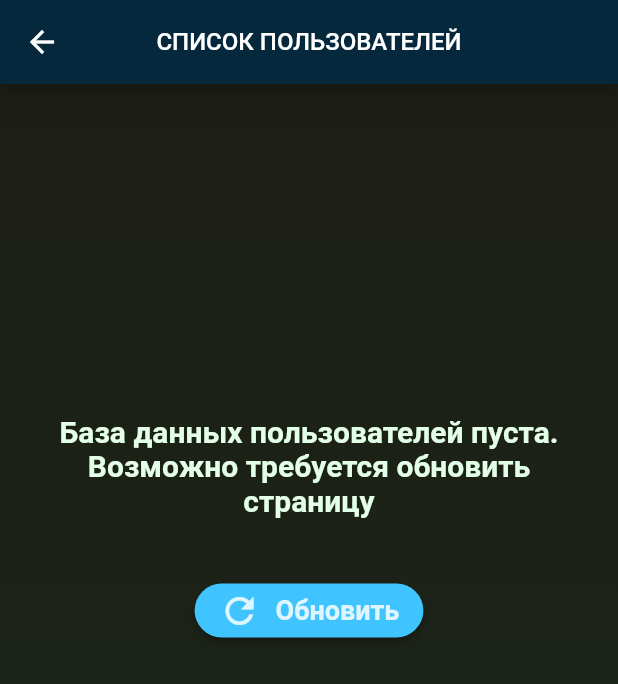
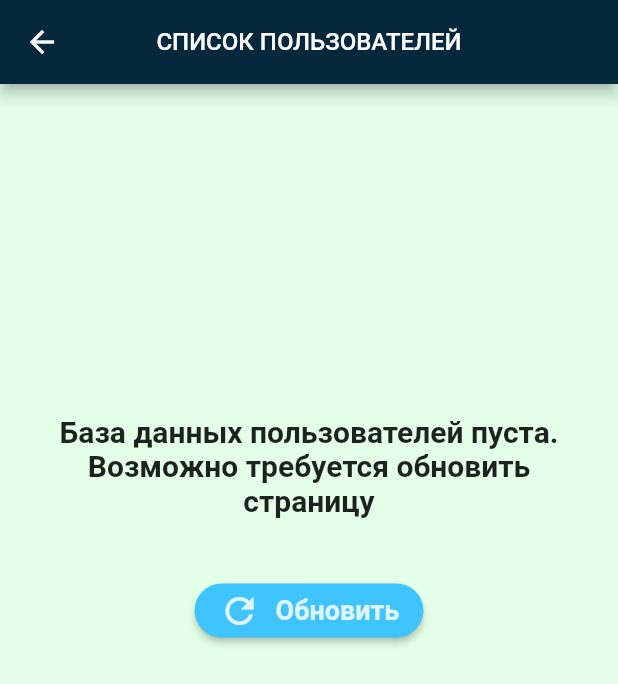
Before and after one commit to VladarSkopin/College-Jewelry-Store, a Flutter app: the AdminUsersListPage screen opened directly, on a phone screen of 412 x 824 dp. Shown: the top 684 px of the screen. Run offline on Flutter 3.47's test engine with Material 2 defaults, Android fonts, the phone set to English and light mode, and no system bars; our stand-ins replace page_transition, shared_preferences, sqflite; accounts and stored records are empty.

Commit message:
registrationDate in UsersDatabase

```diff
--- a/college_jewelry_store/lib/db/users_database.dart
+++ b/college_jewelry_store/lib/db/users_database.dart
@@ -33,7 +33,8 @@ class UsersDatabase {
       ${UsersFields.userName} $textType,
       ${UsersFields.login} $textType,
       ${UsersFields.email} $textType,
-      ${UsersFields.password} $textType
+      ${UsersFields.password} $textType,
+      ${UsersFields.registrationDate} $textType
     )
     ''');
   }
--- a/college_jewelry_store/lib/models/users_model.dart
+++ b/college_jewelry_store/lib/models/users_model.dart
@@ -3,7 +3,7 @@ final String tableUsers = 'tableUsers';
 
 class UsersFields {
   static final List<String> values = [
-    id, userName, login, email, password
+    id, userName, login, email, password, registrationDate
   ];
 
   static final String id = '_id';
@@ -11,6 +11,7 @@ class UsersFields {
   static final String login = 'login';
   static final String email = 'email';
   static final String password = 'password';
+  static final String registrationDate = 'registrationDate';
 }
 
 class User {
@@ -19,13 +20,15 @@ class User {
   String login;
   String email;
   String password;
+  String registrationDate;
 
   User({
     this.id,
     required this.userName,
     required this.login,
     required this.email,
-    required this.password
+    required this.password,
+    required this.registrationDate
   });
 
   Map<String, Object?> toJson() => {
@@ -33,7 +36,8 @@ class User {
     UsersFields.userName : userName,
     UsersFields.login : login,
     UsersFields.email : email,
-    UsersFields.password : password
+    UsersFields.password : password,
+    UsersFields.registrationDate : registrationDate
   };
 
   static User fromJson(Map<String, Object?> json) => User(
@@ -41,7 +45,8 @@ class User {
     userName: json[UsersFields.userName] as String,
     login: json[UsersFields.login] as String,
     email: json[UsersFields.email] as String,
-    password: json[UsersFields.password] as String
+    password: json[UsersFields.password] as String,
+    registrationDate: json[UsersFields.registrationDate] as String
   );
 
   User copy({
@@ -49,12 +54,14 @@ class User {
     String? userName,
     String? login,
     String? email,
-    String? password
+    String? password,
+    String? registrationDate
   }) => User(
     id: id ?? this.id,
     userName: userName ?? this.userName,
     login: login ?? this.login,
     email: email ?? this.email,
-    password: password ?? this.password
+    password: password ?? this.password,
+    registrationDate: registrationDate ?? this.registrationDate
   );
 }
--- a/college_jewelry_store/lib/registration_page.dart
+++ b/college_jewelry_store/lib/registration_page.dart
@@ -2,6 +2,7 @@
 import 'package:college_jewelry_store/db/users_database.dart';
 import 'package:college_jewelry_store/models/users_model.dart';
 import 'package:flutter/material.dart';
+import 'package:intl/intl.dart';
 
 class RegistrationPage extends StatefulWidget {
   const RegistrationPage({Key? key}) : super(key: key);
@@ -29,6 +30,8 @@ class _RegistrationPageState extends State<RegistrationPage> {
   String _email = '';
   String _login = '';
   String _password = '';
+
+  String _registrationDate = '';
 
 
   @override
@@ -280,11 +283,19 @@ class _RegistrationPageState extends State<RegistrationPage> {
               const SizedBox(height: 20),
               MaterialButton(
                 onPressed: () async {
+
+                  DateTime now = DateTime.now();
+
+                  setState(() {
+                    _registrationDate = DateFormat('d-MM-yyyy HH:mm:ss').format(now);
+                  });
+
                   User newUser = User(
                     userName: _userName,
                     email: _email,
                     login: _login,
-                    password: _password
+                    password: _password,
+                    registrationDate: _registrationDate
                   );
 
                   try {
--- a/college_jewelry_store/lib/screens/admin_users_list_page.dart
+++ b/college_jewelry_store/lib/screens/admin_users_list_page.dart
@@ -47,8 +47,8 @@ class _AdminUsersListPageState extends State<AdminUsersListPage> {
           appBar: AppBar(title: const Text('СПИСОК ПОЛЬЗОВАТЕЛЕЙ', style: TextStyle(
             fontSize: 16)),
         ),
-    body: isLoading ? ColoredBox(
-      color: Color(0xFF8FABA6),
+    body: isLoading ? const ColoredBox(
+      color: Color(0xFFe3ffe8),
       child: Center(
         child: CircularProgressIndicator(
           color: Colors.purple,
@@ -81,7 +81,7 @@ class _AdminUsersListPageState extends State<AdminUsersListPage> {
               return Padding(
                 padding: const EdgeInsets.symmetric(vertical: 2.0, horizontal: 10),
                 child: ExpansionTile(
-                  backgroundColor: Color(0xFFFFF5B0),
+                  backgroundColor: const Color(0xFFFFF5B0),
                   collapsedBackgroundColor: Colors.white,
                   textColor: Colors.black,
                   //collapsedTextColor: Colors.black,
@@ -140,6 +140,8 @@ class _AdminUsersListPageState extends State<AdminUsersListPage> {
                     Text('email: ${usersList[index].email}', style: _tileTxtStyle),
                     const SizedBox(height: 20),
                     Text('password: ${usersList[index].password}', style: _tileTxtStyle),
+                    const SizedBox(height: 20),
+                    Text('registrationDate: ${usersList[index].registrationDate}', style: _tileTxtStyle),
                     const SizedBox(height: 10),
                   ]
                 ),
@@ -147,23 +149,8 @@ class _AdminUsersListPageState extends State<AdminUsersListPage> {
             }
         )
       ),
-    ) : Container(
-      decoration: const BoxDecoration(
-          gradient: LinearGradient(
-            colors: [
-              Color(0xFF19261b),
-              Color(0xFF1a251a),
-              Color(0xFF1b2419),
-              Color(0xFF1b2318),
-              Color(0xFF1c2217),
-              Color(0xFF1c2117),
-              Color(0xFF1d2016),
-              Color(0xFF1d1f16),
-            ],
-            begin: Alignment.bottomCenter,
-            end: Alignment.topCenter,
-          )
-      ),
+    ) : ColoredBox(
+      color: const Color(0xFFe3ffe8),
       child: RefreshIndicator(
         onRefresh: () async {
           refreshUsersList();
@@ -182,7 +169,6 @@ class _AdminUsersListPageState extends State<AdminUsersListPage> {
               child: Text(
                   'База данных пользователей пуста. Возможно требуется обновить страницу',
                   style: TextStyle(
-                      color: Color(0xFFe3ffe8),
                       fontSize: 20,
                       fontWeight: FontWeight.w600
                   ),
```
